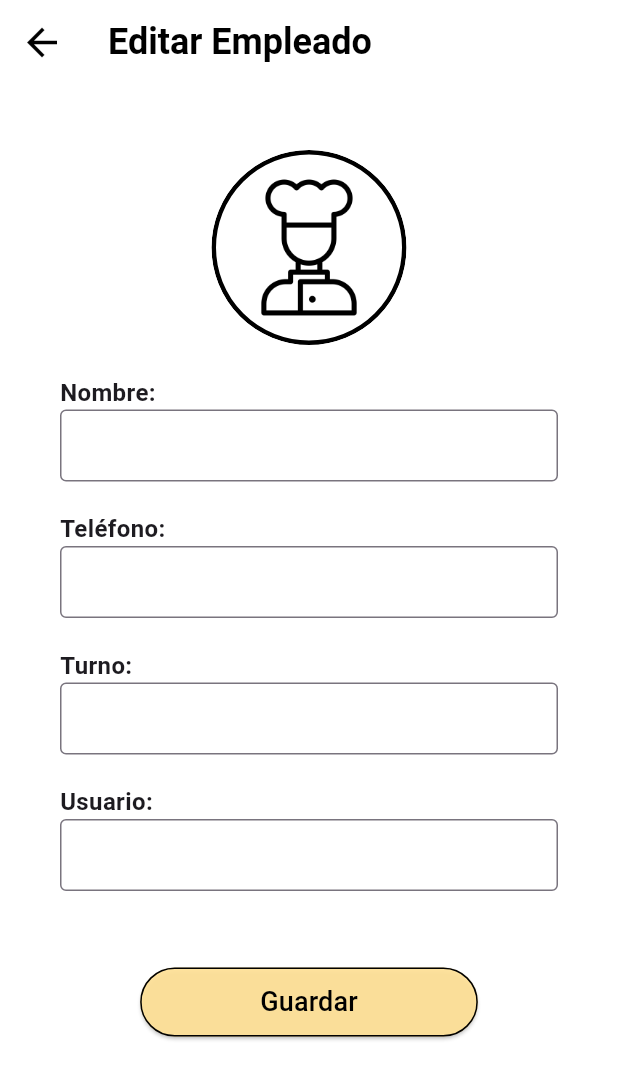
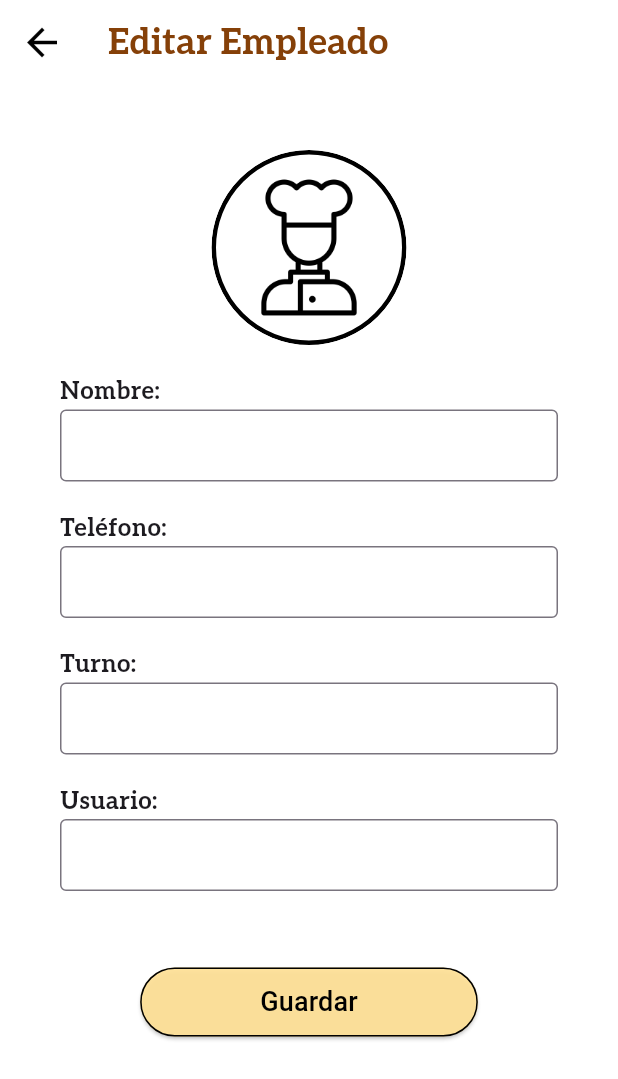
Before and after one commit to LitzyDiaz0/RinconDelPan, a Flutter app: the EditarEmpleadoPage screen opened directly, on a phone screen of 412 x 824 dp. Shown: the top 1079 px of the screen. Run offline on Flutter 3.47's test engine with Material 3 defaults, Android fonts, the phone set to English and light mode, and no system bars; our stand-ins replace logger, sqflite; accounts and stored records are empty.

Commit message:
insrcion de fuentes en editar empleado

```diff
--- a/lib/pages/editarempleado.dart
+++ b/lib/pages/editarempleado.dart
@@ -23,7 +23,8 @@ class EditarEmpleadoPage extends StatelessWidget {
             'Editar Empleado',
             style: TextStyle(
               fontSize: 24,
-              color: Colors.black,
+              fontFamily: 'Aleo',
+              color: Color.fromARGB(255, 133, 64, 8),
               fontWeight: FontWeight.bold,
             ),
           ),
@@ -62,7 +63,10 @@ class EditarEmpleadoPage extends StatelessWidget {
                     alignment: Alignment.centerLeft,
                     child: Text('Nombre:',
                         style: TextStyle(
-                            fontSize: 16, fontWeight: FontWeight.bold)),
+                          fontSize: 16,
+                          fontWeight: FontWeight.bold,
+                          fontFamily: 'Aleo',
+                        )),
                   ),
                   TextField(
                     decoration: InputDecoration(
@@ -77,7 +81,9 @@ class EditarEmpleadoPage extends StatelessWidget {
                     alignment: Alignment.centerLeft,
                     child: Text('Teléfono:',
                         style: TextStyle(
-                            fontSize: 16, fontWeight: FontWeight.bold)),
+                            fontSize: 16,
+                            fontWeight: FontWeight.bold,
+                            fontFamily: 'Aleo')),
                   ),
                   TextField(
                     decoration: InputDecoration(
@@ -93,7 +99,9 @@ class EditarEmpleadoPage extends StatelessWidget {
                     alignment: Alignment.centerLeft,
                     child: Text('Turno:',
                         style: TextStyle(
-                            fontSize: 16, fontWeight: FontWeight.bold)),
+                            fontSize: 16,
+                            fontWeight: FontWeight.bold,
+                            fontFamily: 'Aleo')),
                   ),
                   TextField(
                     decoration: InputDecoration(
@@ -108,7 +116,9 @@ class EditarEmpleadoPage extends StatelessWidget {
                     alignment: Alignment.centerLeft,
                     child: Text('Usuario:',
                         style: TextStyle(
-                            fontSize: 16, fontWeight: FontWeight.bold)),
+                            fontSize: 16,
+                            fontWeight: FontWeight.bold,
+                            fontFamily: 'Aleo')),
                   ),
                   TextField(
                     decoration: InputDecoration(
```
